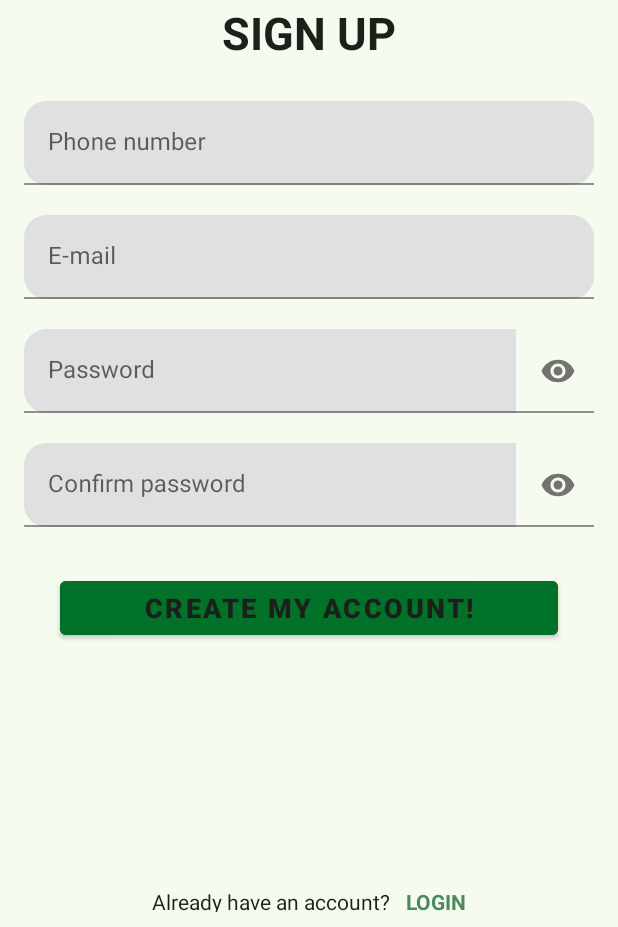
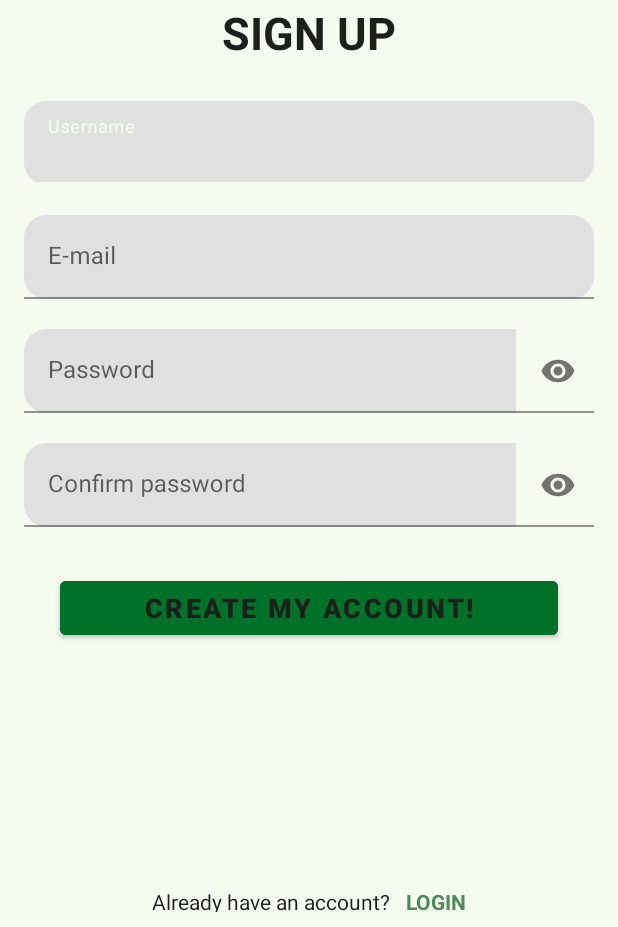
Before and after one commit to figartur/OrderGo, an Android app: the screen it shows after launch (RegisterActivity), after a tap on "CREATE HERE!", on a phone screen of 412 x 824 dp, the part 309-1236 px from its top. Run offline under Robolectric (Android 15) with nearby library versions, the phone set to English and light mode, and no system bars; our stand-ins replace Firebase (no records; nobody signed in at launch, a user with empty details on screens opened directly); Roboto replaces fonts that are not available here; 3 other taps on this screen came first.

Commit message:
Phone Error Process

```diff
--- a/app/src/main/java/fig/artur/ordergo/LoginActivity.kt
+++ b/app/src/main/java/fig/artur/ordergo/LoginActivity.kt
@@ -10,9 +10,15 @@ import com.google.firebase.auth.FirebaseUser
 import kotlinx.android.synthetic.main.activity_login.*
 
 class LoginActivity : AppCompatActivity() {
+
+    private lateinit var firebaseUser: FirebaseUser
+    private lateinit var auth : FirebaseAuth
+
     override fun onCreate(savedInstanceState: Bundle?) {
         super.onCreate(savedInstanceState)
         setContentView(R.layout.activity_login)
+
+        auth = FirebaseAuth.getInstance()
 
         //TODO("Change e-mail et, user can log in with phone, username or email")
 
@@ -41,7 +47,7 @@ class LoginActivity : AppCompatActivity() {
                         .addOnCompleteListener { task ->
 
                             if (task.isSuccessful) {
-                                val firebaseUser: FirebaseUser = task.result!!.user!!
+                                firebaseUser = task.result!!.user!!
                                 Toast.makeText(
                                     this@LoginActivity,
                                     "Successful logged in!",
@@ -77,4 +83,11 @@ class LoginActivity : AppCompatActivity() {
             Toast.LENGTH_SHORT
         ).show()
     }
+
+    override fun onStart(){
+        super.onStart()
+        if(auth.currentUser != null){
+            startActivity(Intent(this, MainActivity::class.java))
+        }
+    }
 }
--- a/app/src/main/res/layout/activity_register.xml
+++ b/app/src/main/res/layout/activity_register.xml
@@ -31,12 +31,6 @@
 
     </com.google.android.material.textfield.TextInputLayout>
 
-    <EditText
-        android:id="@+id/et_username_register4"
-        android:layout_width="match_parent"
-        android:layout_height="wrap_content"
-        android:inputType="text"
-        tools:text="Username" />
 
     <FrameLayout
         android:id="@+id/fl_header_image"
@@ -69,31 +63,6 @@
         app:layout_constraintEnd_toEndOf="parent"
         app:layout_constraintStart_toStartOf="parent"
         app:layout_constraintTop_toBottomOf="@+id/fl_header_image" />
-
-    <com.google.android.material.textfield.TextInputLayout
-        android:id="@+id/til_register_phone"
-        android:layout_width="match_parent"
-        android:layout_height="wrap_content"
-        android:layout_marginStart="16dp"
-        android:layout_marginTop="25dp"
-        android:layout_marginEnd="16dp"
-        android:hint="Phone number"
-        app:boxCornerRadiusBottomEnd="15dp"
-        app:boxCornerRadiusBottomStart="15dp"
-        app:boxCornerRadiusTopEnd="15dp"
-        app:boxCornerRadiusTopStart="15dp"
-        app:layout_constraintEnd_toEndOf="parent"
-        app:layout_constraintStart_toStartOf="parent"
-        app:layout_constraintTop_toBottomOf="@+id/tv_title">
-
-        <EditText
-            android:id="@+id/et_phone_register"
-            android:layout_width="match_parent"
-            android:layout_height="wrap_content"
-            android:inputType="phone"
-            tools:text="+98712345679" />
-
-    </com.google.android.material.textfield.TextInputLayout>
 
     <com.google.android.material.textfield.TextInputLayout
         android:id="@+id/til_register_email"
```
Also changed, not shown: app/src/main/java/fig/artur/ordergo/RegisterActivity.kt (+3 -48 lines), app/src/main/java/fig/artur/ordergo/TelNumberActivity.kt (+22 -31 lines), app/src/main/java/fig/artur/ordergo/VerifyNumActivity.kt (+0 -8 lines), app/src/main/res/layout/activity_tel_number.xml (+0 -12 lines), app/src/main/res/layout/activity_verify_num.xml (+0 -12 lines).
